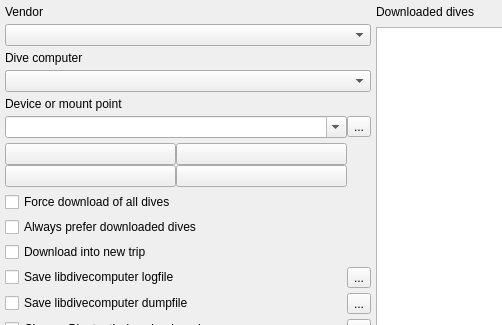
The window that desktop-widgets/downloadfromdivecomputer.ui (subsurface/subsurface) describes before a commit, drawn with Qt 5; both pictures show x 0 to 502 and y 0 to 325 of the 747 by 535 pixel window.
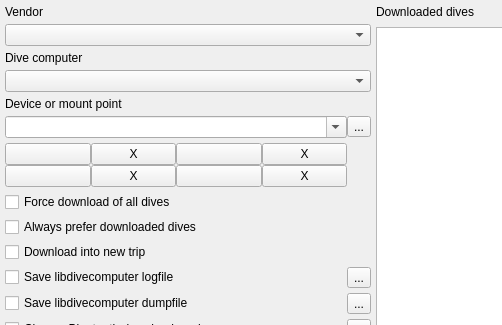
The same window after the commit. Icons and pictures are not drawn.

Commit message:
Delete dive computers from import window.
Added X button to delete dive computers from import window.

Patch:
```diff
--- a/desktop-widgets/downloadfromdivecomputer.ui
+++ b/desktop-widgets/downloadfromdivecomputer.ui
@@ -155,6 +155,14 @@
          </item>
          <item row="6" column="0">
           <layout class="QGridLayout" name="DCGrid">
+           <property name="verticalSpacing">
+             <number>0</number>
+           </property>
+           <item row="0" column="0">
+            <layout class="QGridLayout" name="DC1Grid">
+             <property name="horizontalSpacing">
+              <number>0</number>
+             </property>
            <item row="0" column="0">
             <widget class="QPushButton" name="DC1">
              <property name="autoDefault">
@@ -163,25 +171,88 @@
             </widget>
            </item>
            <item row="0" column="1">
+              <widget class="QPushButton" name="DDC1">
+               <property name="autoDefault">
+                <bool>false</bool>
+               </property>
+               <property name="text">
+                <string>X</string>
+               </property>
+              </widget>
+             </item>
+            </layout>
+           </item>
+           <item row="0" column="1">
+            <layout class="QGridLayout" name="DC2Grid">
+             <property name="horizontalSpacing">
+              <number>0</number>
+             </property>
+             <item row="0" column="0">
             <widget class="QPushButton" name="DC2">
              <property name="autoDefault">
               <bool>false</bool>
              </property>
             </widget>
            </item>
+             <item row="0" column="1">
+              <widget class="QPushButton" name="DDC2">
+               <property name="autoDefault">
+                <bool>false</bool>
+               </property>
+               <property name="text">
+                <string>X</string>
+               </property>
+              </widget>
+             </item>
+            </layout>
+           </item>
            <item row="1" column="0">
+            <layout class="QGridLayout" name="DC3Grid">
+             <property name="horizontalSpacing">
+              <number>0</number>
+             </property>
+             <item row="0" column="0">
             <widget class="QPushButton" name="DC3">
              <property name="autoDefault">
               <bool>false</bool>
              </property>
             </widget>
            </item>
+             <item row="0" column="1">
+              <widget class="QPushButton" name="DDC3">
+               <property name="autoDefault">
+                <bool>false</bool>
+               </property>
+               <property name="text">
+                <string>X</string>
+               </property>
+              </widget>
+             </item>
+            </layout>
+           </item>
            <item row="1" column="1">
+            <layout class="QGridLayout" name="DC4Grid">
+             <property name="horizontalSpacing">
+              <number>0</number>
+             </property>
+             <item row="0" column="0">
             <widget class="QPushButton" name="DC4">
              <property name="autoDefault">
               <bool>false</bool>
              </property>
             </widget>
+             </item>
+             <item row="0" column="1">
+              <widget class="QPushButton" name="DDC4">
+               <property name="autoDefault">
+                <bool>false</bool>
+               </property>
+               <property name="text">
+                <string>X</string>
+               </property>
+              </widget>
+             </item>
+            </layout>
            </item>
           </layout>
          </item>
```
Lines whose indentation alone changed are shown as unchanged. The commit also changes 2 other files.
